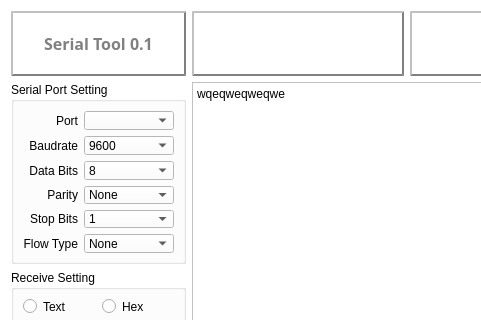
The window that Serial_ui.ui (cckn/python_workspace) describes before a commit, drawn with Qt 5; both pictures show x 0 to 481 and y 0 to 320 of the 1018 by 766 pixel window.
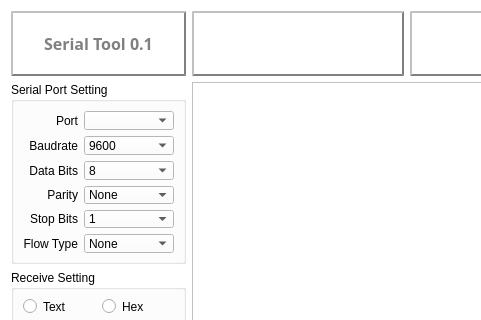
The same window after the commit. Icons and pictures are not drawn.

Commit message: 브랜치 분리

What changed in the file:
```diff
--- a/Serial_ui.ui
+++ b/Serial_ui.ui
@@ -462,7 +462,7 @@
 &lt;html&gt;&lt;head&gt;&lt;meta name=&quot;qrichtext&quot; content=&quot;1&quot; /&gt;&lt;style type=&quot;text/css&quot;&gt;
 p, li { white-space: pre-wrap; }
 &lt;/style&gt;&lt;/head&gt;&lt;body style=&quot; font-family:'Gulim'; font-size:9pt; font-weight:400; font-style:normal;&quot;&gt;
-&lt;p style=&quot; margin-top:0px; margin-bottom:0px; margin-left:0px; margin-right:0px; -qt-block-indent:0; text-indent:0px;&quot;&gt;wqeqweqweqwe&lt;/p&gt;&lt;/body&gt;&lt;/html&gt;</string>
+&lt;p style=&quot;-qt-paragraph-type:empty; margin-top:0px; margin-bottom:0px; margin-left:0px; margin-right:0px; -qt-block-indent:0; text-indent:0px;&quot;&gt;&lt;br /&gt;&lt;/p&gt;&lt;/body&gt;&lt;/html&gt;</string>
      </property>
     </widget>
    </item>
```
